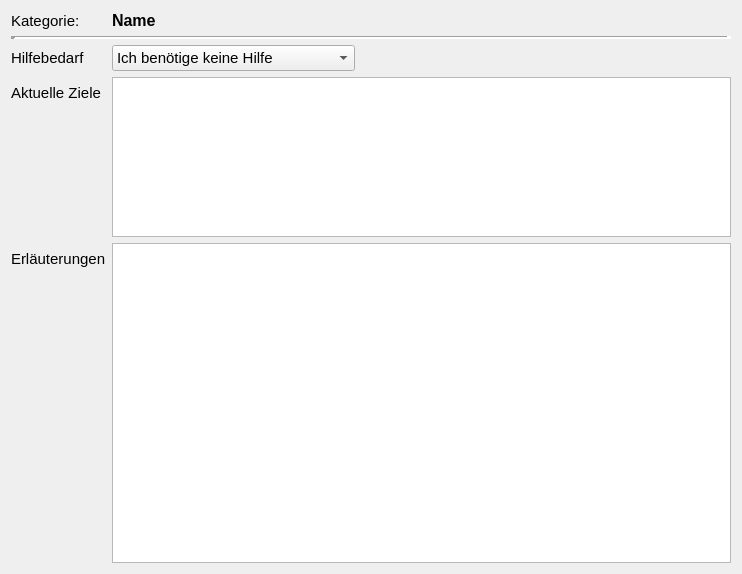
Before: the Qt Designer form ebp_client/dokumentation.ui in Robotregent/EBP, drawn with Qt 5.
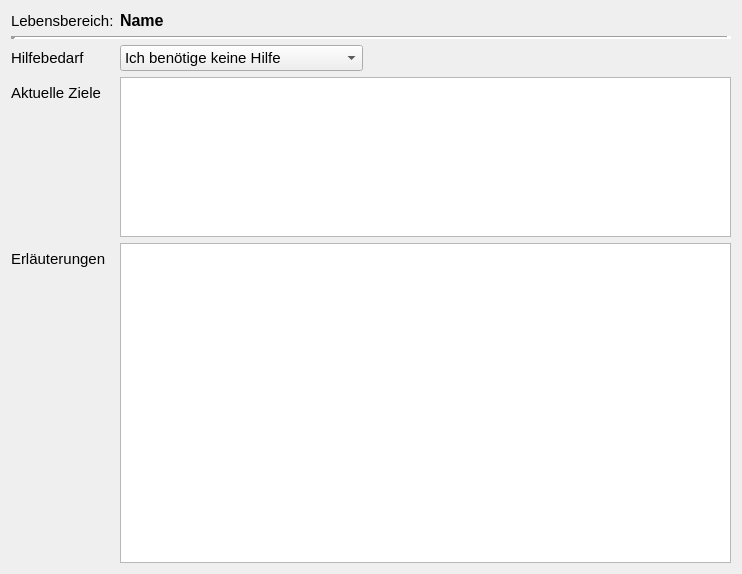
After: the same form once the commit is applied.

```diff
--- a/ebp_client/dokumentation.ui
+++ b/ebp_client/dokumentation.ui
@@ -121,7 +121,10 @@
    <item row="1" column="0">
     <widget class="QLabel" name="label">
      <property name="text">
-      <string>Kategorie:</string>
+      <string>Lebensbereich:</string>
+     </property>
+     <property name="wordWrap">
+      <bool>true</bool>
      </property>
     </widget>
    </item>
```
